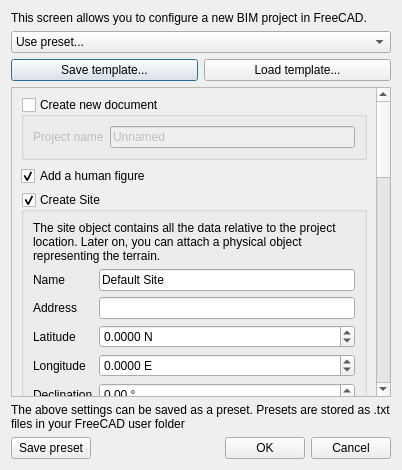
The window that src/Mod/BIM/Resources/ui/dialogProjectManager.ui (southseact-3d/fcd) describes before a commit, drawn with Qt 5.
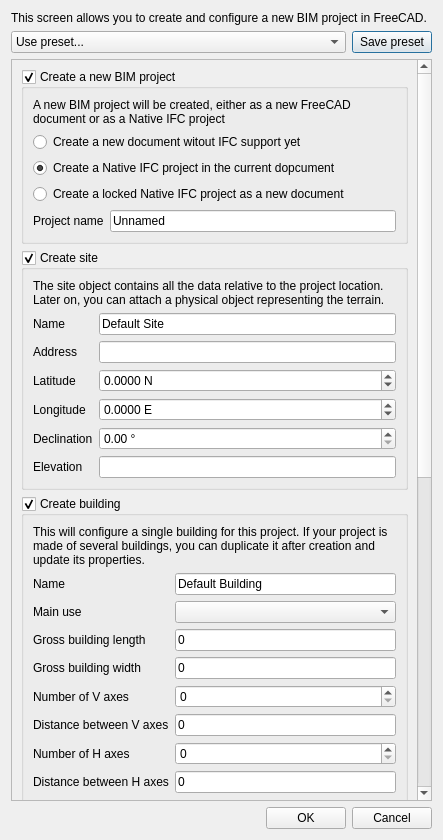
The same window after the commit. Icons and pictures are not drawn. Custom widgets are drawn as their Qt base class.

Commit message:
Bim project manager upgrade (#17909)
* BIM: NativeIFC 2D support - basic import/export + linework annotations

* BIM: NativeIFC 2D support - texts

* BIM: NativeIFC 2D support - dimensions

* BIM: NativeIFC 2D support - optimized export of FreeCAD dimensions

* BIM: NativeIFC 2D support - section planes

* BIM: NativeIFC 2D support - misc fixes cf comment #2383181661

* BIM: NativeIFC 2D support - axes

* BIM: Project manager upgrade

* BIM: Fixed rebase leftover

Diff of the .ui file:
```diff
--- a/src/Mod/BIM/Resources/ui/dialogProjectManager.ui
+++ b/src/Mod/BIM/Resources/ui/dialogProjectManager.ui
@@ -6,8 +6,8 @@
    <rect>
     <x>0</x>
     <y>0</y>
-    <width>402</width>
-    <height>470</height>
+    <width>443</width>
+    <height>840</height>
    </rect>
   </property>
   <property name="windowTitle">
@@ -17,7 +17,7 @@
    <item>
     <widget class="QLabel" name="label">
      <property name="text">
-      <string>This screen allows you to configure a new BIM project in FreeCAD.</string>
+      <string>This screen allows you to create and configure a new BIM project in FreeCAD.</string>
      </property>
      <property name="wordWrap">
       <bool>true</bool>
@@ -25,43 +25,42 @@
     </widget>
    </item>
    <item>
-    <widget class="QComboBox" name="presets">
+    <layout class="QHBoxLayout" name="horizontalLayout_4">
      <item>
-      <property name="text">
-       <string>Use preset...</string>
-      </property>
-     </item>
-    </widget>
-   </item>
-   <item>
-    <layout class="QHBoxLayout" name="horizontalLayout_3">
-     <item>
-      <widget class="QPushButton" name="buttonSaveTemplate">
+      <widget class="QComboBox" name="presets">
+       <property name="sizePolicy">
+        <sizepolicy hsizetype="MinimumExpanding" vsizetype="Fixed">
+         <horstretch>0</horstretch>
+         <verstretch>0</verstretch>
+        </sizepolicy>
+       </property>
        <property name="toolTip">
-        <string>Saves the current document as a template, including all the current BIM settings</string>
+        <string>Fill this dialog with preset values</string>
        </property>
-       <property name="text">
-        <string>Save template...</string>
-       </property>
-       <property name="icon">
-        <iconset theme="gtk-save">
-         <normaloff/>
-        </iconset>
-       </property>
+       <item>
+        <property name="text">
+         <string>Use preset...</string>
+        </property>
+       </item>
       </widget>
      </item>
      <item>
-      <widget class="QPushButton" name="buttonLoadTemplate">
+      <widget class="QPushButton" name="buttonSave">
+       <property name="sizePolicy">
+        <sizepolicy hsizetype="Minimum" vsizetype="Fixed">
+         <horstretch>0</horstretch>
+         <verstretch>0</verstretch>
+        </sizepolicy>
+       </property>
        <property name="toolTip">
-        <string>Loads the contents of a FCStd file into the active document, applying all the BIM settings stored in it if any</string>
+        <string>The settings below can be saved as a preset. Presets are stored as .txt files in your FreeCAD user folder</string>
        </property>
        <property name="text">
-        <string>Load template...</string>
+        <string>Save preset</string>
        </property>
        <property name="icon">
-        <iconset theme="gtk-open">
-         <normaloff/>
-        </iconset>
+        <iconset theme="gtk-save">
+         <normaloff>../../../../../../../.designer/backup</normaloff>../../../../../../../.designer/backup</iconset>
        </property>
       </widget>
      </item>
@@ -76,58 +75,108 @@
       <property name="geometry">
        <rect>
         <x>0</x>
-        <y>0</y>
-        <width>369</width>
-        <height>1214</height>
+        <y>-1041</y>
+        <width>428</width>
+        <height>1740</height>
        </rect>
       </property>
       <layout class="QVBoxLayout" name="verticalLayout_2">
        <item>
-        <widget class="QGroupBox" name="groupNewDocument">
+        <widget class="QGroupBox" name="groupNewProject">
+         <property name="toolTip">
+          <string>Create a new BIM project</string>
+         </property>
          <property name="title">
-          <string>Create new document</string>
+          <string>Create a new BIM project</string>
          </property>
          <property name="checkable">
           <bool>true</bool>
          </property>
          <property name="checked">
-          <bool>false</bool>
+          <bool>true</bool>
          </property>
-         <layout class="QGridLayout" name="gridLayout_3">
-          <item row="0" column="0">
-           <widget class="QLabel" name="label_18">
+         <layout class="QVBoxLayout" name="verticalLayout_4">
+          <item>
+           <widget class="QLabel" name="label_8">
             <property name="text">
-             <string>Project name</string>
+             <string>A new BIM project will be created, either as a new FreeCAD document or as a Native IFC project</string>
             </property>
-           </widget>
-          </item>
-          <item row="0" column="1">
-           <widget class="QLineEdit" name="projectName">
-            <property name="text">
-             <string>Unnamed</string>
+            <property name="wordWrap">
+             <bool>true</bool>
             </property>
            </widget>
           </item>
+          <item>
+           <layout class="QVBoxLayout" name="verticalLayout_8">
+            <item>
+             <widget class="QRadioButton" name="radioNative1">
+              <property name="toolTip">
+               <string>This will create a new FreeCAD docment that allows you to build a BIM model, but with no specific IFC structure yet. This is the most flexible option when you start working ona BIM project. You can convert this project to IFC anytime later.</string>
+              </property>
+              <property name="text">
+               <string>Create a new document witout IFC support yet</string>
+              </property>
+              <property name="checked">
+               <bool>false</bool>
+              </property>
+             </widget>
+            </item>
+            <item>
+             <widget class="QRadioButton" name="radioNative2">
+              <property name="toolTip">
+               <string>This will create an IFC project. All the BIM objects you will add to that IFC project will immediately become IFC objects. This is less flexible, but allows you to stick more strictly to the IFC standard.</string>
+              </property>
+              <property name="text">
+               <string>Create a Native IFC project in the current dopcument</string>
+              </property>
+              <property name="checked">
+               <bool>true</bool>
+              </property>
+             </widget>
+            </item>
+            <item>
+             <widget class="QRadioButton" name="radioNative3">
+              <property name="toolTip">
+               <string>The new IFC project will be created as a new FreeCAD document.  In that mode, the IFC project is the FreeCAD document, anything you create in that document becomes part of the IFC project. This is extremely restrictive as no non-IFC object can be added to the document.</string>
+              </property>
+              <property name="text">
+               <string>Create a locked Native IFC project as a new document</string>
+              </property>
+             </widget>
+            </item>
+           </layout>
+          </item>
+          <item>
+           <layout class="QHBoxLayout" name="horizontalLayout_5">
+            <item>
+             <widget class="QLabel" name="label_18">
+              <property name="text">
+               <string>Project name</string>
+              </property>
+             </widget>
+            </item>
+            <item>
+             <widget class="QLineEdit" name="projectName">
+              <property name="toolTip">
+               <string>A name for this BIM or IFC project</string>
+              </property>
+              <property name="text">
+               <string>Unnamed</string>
+              </property>
+             </widget>
+            </item>
+           </layout>
+          </item>
          </layout>
         </widget>
        </item>
-       <item>
-        <widget class="QCheckBox" name="addHumanFigure">
-         <property name="toolTip">
-          <string>If this is checked, a human figure will be added, which helps greatly to give a sense of scale when viewing the model</string>
-         </property>
-         <property name="text">
-          <string>Add a human figure</string>
-         </property>
-         <property name="checked">
-          <bool>true</bool>
-         </property>
-        </widget>
-       </item>
        <item>
         <widget class="QGroupBox" name="groupSite">
+         <property name="toolTip">
+          <string>Create a new site</string>
+         </property>
          <property name="title">
-          <string>Create Site</string>
+          <string>Create site</string>
          </property>
          <property name="flat">
           <bool>false</bool>
@@ -150,17 +199,20 @@
            <layout class="QGridLayout" name="gridLayout">
             <item row="3" column="1">
              <widget class="QDoubleSpinBox" name="siteLongitude">
+              <property name="toolTip">
+               <string>The East longitude of this site</string>
+              </property>
               <property name="suffix">
                <string> E</string>
               </property>
               <property name="decimals">
                <number>4</number>
               </property>
+              <property name="minimum">
+               <double>-180.000000000000000</double>
+              </property>
               <property name="maximum">
-                <double>180.0</double>
-                </property>
-                <property name="minimum">
-                <double>-180.0</double>
+               <double>180.000000000000000</double>
               </property>
              </widget>
             </item>
@@ -180,6 +232,9 @@
             </item>
             <item row="0" column="1">
              <widget class="QLineEdit" name="siteName">
+              <property name="toolTip">
+               <string>A name for this site</string>
+              </property>
               <property name="text">
                <string>Default Site</string>
               </property>
@@ -194,6 +249,9 @@
             </item>
             <item row="5" column="1">
              <widget class="QDoubleSpinBox" name="siteDeviation">
+              <property name="toolTip">
+               <string>The difference between the up direction of this site and the true North direction</string>
+              </property>
               <property name="suffix">
                <string> °</string>
               </property>
@@ -211,13 +269,20 @@
             </item>
             <item row="6" column="1">
              <widget class="Gui::InputField" name="siteElevation">
+              <property name="toolTip">
+               <string>The elevation of this site</string>
+              </property>
               <property name="unit" stdset="0">
                <string notr="true"/>
               </property>
              </widget>
             </item>
             <item row="1" column="1">
-             <widget class="QLineEdit" name="siteAddress"/>
+             <widget class="QLineEdit" name="siteAddress">
+              <property name="toolTip">
+               <string>The physical (postal) address of this site</string>
+              </property>
+             </widget>
             </item>
             <item row="1" column="0">
              <widget class="QLabel" name="label_2">
@@ -235,17 +300,20 @@
             </item>
             <item row="2" column="1">
              <widget class="QDoubleSpinBox" name="siteLatitude">
+              <property name="toolTip">
+               <string>The North latitude of this site</string>
+              </property>
               <property name="suffix">
                <string> N</string>
               </property>
               <property name="decimals">
                <number>4</number>
               </property>
-              <property name="maximum">
-               <double>90.0</double>
-              </property>
               <property name="minimum">
-               <double>-90.0</double>
+               <double>-90.000000000000000</double>
+              </property>
+              <property name="maximum">
+               <double>90.000000000000000</double>
               </property>
              </widget>
             </item>
@@ -256,8 +324,11 @@
        </item>
        <item>
         <widget class="QGroupBox" name="groupBuilding">
+         <property name="toolTip">
+          <string>Create a new building</string>
+         </property>
          <property name="title">
-          <string>Create Building</string>
+          <string>Create building</string>
          </property>
          <property name="checkable">
           <bool>true</bool>
@@ -332,6 +403,9 @@
                 <height>16777215</height>
                </size>
               </property>
+              <property name="toolTip">
+               <string>The main use of this building</string>
+              </property>
               <property name="sizeAdjustPolicy">
                <enum>QComboBox::AdjustToMinimumContentsLength</enum>
               </property>
@@ -352,6 +426,9 @@
             </item>
             <item row="7" column="1">
              <widget class="QSpinBox" name="countVAxes">
+              <property name="toolTip">
+               <string>Number of vertical axes</string>
+              </property>
               <property name="value">
                <number>0</number>
               </property>
@@ -366,6 +443,9 @@
             </item>
             <item row="9" column="1">
              <widget class="QSpinBox" name="countHAxes">
+              <property name="toolTip">
+               <string>Number of horizontal axes</string>
+              </property>
               <property name="value">
                <number>0</number>
               </property>
@@ -373,8 +453,11 @@
             </item>
             <item row="5" column="1">
              <widget class="Gui::InputField" name="buildingWidth">
+              <property name="toolTip">
+               <string>An estimate building width. Keep 0 if you don't want to specify this now</string>
+              </property>
               <property name="text">
-               <string>0 </string>
+               <string>0</string>
               </property>
               <property name="unit" stdset="0">
                <string notr="true"/>
@@ -383,6 +466,9 @@
             </item>
             <item row="13" column="1">
              <widget class="QSpinBox" name="lineWidth">
+              <property name="toolTip">
+               <string>The line width of axes</string>
+              </property>
               <property name="value">
                <number>2</number>
               </property>
@@ -390,8 +476,11 @@
             </item>
             <item row="8" column="1">
              <widget class="Gui::InputField" name="distVAxes">
+              <property name="toolTip">
+               <string>Distance between vertical axes</string>
+              </property>
               <property name="text">
-               <string>0 </string>
+               <string>0</string>
               </property>
               <property name="unit" stdset="0">
                <string notr="true"/>
@@ -400,8 +489,11 @@
             </item>
             <item row="4" column="1">
              <widget class="Gui::InputField" name="buildingLength">
+              <property name="toolTip">
+               <string>An estimate building length. Keep 0 if you don't want to specify this now</string>
+              </property>
               <property name="text">
-               <string>0 </string>
+               <string>0</string>
               </property>
               <property name="unit" stdset="0">
                <string notr="true"/>
@@ -410,6 +502,9 @@
             </item>
             <item row="10" column="1">
              <widget class="Gui::InputField" name="distHAxes">
+              <property name="toolTip">
+               <string>Distance between horizontal axes</string>
+              </property>
               <property name="text">
                <string>0 </string>
               </property>
@@ -427,6 +522,9 @@
             </item>
             <item row="14" column="1">
              <widget class="Gui::ColorButton" name="lineColor">
+              <property name="toolTip">
+               <string>The color of axes</string>
+              </property>
               <property name="color">
                <color>
                 <red>33</red>
@@ -448,16 +546,54 @@
          </layout>
         </widget>
        </item>
+       <item>
+        <widget class="QGroupBox" name="addHumanFigure">
+         <property name="toolTip">
+          <string>Add a human figure to the document</string>
+         </property>
+         <property name="title">
+          <string>Add a human figure</string>
+         </property>
+         <property name="checkable">
+          <bool>true</bool>
+         </property>
+         <layout class="QVBoxLayout" name="verticalLayout_7">
+          <item>
+           <widget class="QLabel" name="label_10">
+            <property name="text">
+             <string>A human figure will be added to the document, which helps giving a sense of scale</string>
+            </property>
+            <property name="wordWrap">
+             <bool>true</bool>
+            </property>
+           </widget>
+          </item>
+         </layout>
+        </widget>
+       </item>
        <item>
         <widget class="QGroupBox" name="groupBox">
          <property name="title">
           <string>Levels</string>
          </property>
          <layout class="QVBoxLayout" name="verticalLayout_6">
+          <item>
+           <widget class="QLabel" name="label_9">
+            <property name="text">
+             <string>BIM projects are typically organized into levels, that represents the different storeys of a building. Although it is not mandatory to work with levels in FreeCAD, you can set up default levels here</string>
+            </property>
+            <property name="wordWrap">
+             <bool>true</bool>
+            </property>
+           </widget>
+          </item>
           <item>
            <layout class="QGridLayout" name="gridLayout_5">
             <item row="0" column="1">
              <widget class="QSpinBox" name="countLevels">
+              <property name="toolTip">
+               <string>The number of levels to create</string>
+              </property>
               <property name="singleStep">
                <number>1</number>
               </property>
@@ -475,6 +611,9 @@
             </item>
             <item row="1" column="1">
              <widget class="Gui::InputField" name="levelHeight">
+              <property name="toolTip">
+               <string>The vertical distance between each level</string>
+              </property>
               <property name="text">
                <string>0 </string>
               </property>
@@ -492,29 +631,21 @@
             </item>
            </layout>
           </item>
-          <item>
-           <widget class="QCheckBox" name="levelsAxis">
-            <property name="text">
-             <string>Bind levels to vertical axes</string>
-            </property>
-           </widget>
-          </item>
-          <item>
-           <widget class="QCheckBox" name="levelsWP">
-            <property name="text">
-             <string>Define a working plane for each level</string>
-            </property>
-           </widget>
-          </item>
           <item>
            <widget class="QLabel" name="label_34">
             <property name="text">
-             <string>Default groups to be added to each level</string>
+             <string>Default groups to be added to each level. Defautl groups such as walls, windows,... are useful to organize the different building elements inside a level</string>
+            </property>
+            <property name="wordWrap">
+             <bool>true</bool>
             </property>
            </widget>
           </item>
           <item>
            <widget class="QListWidget" name="groupsList">
+            <property name="toolTip">
+             <string>A list of grouls to add under each level</string>
+            </property>
             <property name="dragEnabled">
              <bool>true</bool>
             </property>
@@ -530,25 +661,29 @@
            <layout class="QHBoxLayout" name="horizontalLayout">
             <item>
              <widget class="QPushButton" name="buttonAdd">
+              <property name="toolTip">
+               <string>Add a new group</string>
+              </property>
               <property name="text">
                <string>Add</string>
               </property>
               <property name="icon">
                <iconset theme="add">
-                <normaloff/>
-               </iconset>
+                <normaloff>../../../../../../../.designer/backup</normaloff>../../../../../../../.designer/backup</iconset>
               </property>
              </widget>
             </item>
             <item>
              <widget class="QPushButton" name="buttonDel">
+              <property name="toolTip">
+               <string>Delete a selected group</string>
+              </property>
               <property name="text">
                <string>Del</string>
               </property>
               <property name="icon">
                <iconset theme="remove">
-                <normaloff/>
-               </iconset>
+                <normaloff>../../../../../../../.designer/backup</normaloff>../../../../../../../.designer/backup</iconset>
               </property>
              </widget>
             </item>
@@ -561,30 +696,8 @@
      </widget>
     </widget>
    </item>
-   <item>
-    <widget class="QLabel" name="label_35">
-     <property name="text">
-      <string>The above settings can be saved as a preset. Presets are stored as .txt files in your FreeCAD user folder</string>
-     </property>
-     <property name="wordWrap">
-      <bool>true</bool>
-     </property>
-    </widget>
-   </item>
    <item>
     <layout class="QHBoxLayout" name="horizontalLayout_2">
-     <item>
-      <widget class="QPushButton" name="buttonSave">
-       <property name="text">
-        <string>Save preset</string>
-       </property>
-       <property name="icon">
-        <iconset theme="gtk-save">
-         <normaloff/>
-        </iconset>
-       </property>
-      </widget>
-     </item>
      <item>
       <spacer name="horizontalSpacer">
        <property name="orientation">
@@ -600,25 +713,29 @@
      </item>
      <item>
       <widget class="QPushButton" name="buttonOK">
+       <property name="toolTip">
+        <string>Accept the values fo this form</string>
+       </property>
        <property name="text">
         <string>OK</string>
        </property>
        <property name="icon">
         <iconset theme="gtk-ok">
-         <normaloff/>
-        </iconset>
+         <normaloff>../../../../../../../.designer/backup</normaloff>../../../../../../../.designer/backup</iconset>
        </property>
       </widget>
      </item>
      <item>
       <widget class="QPushButton" name="buttonCancel">
+       <property name="toolTip">
+        <string>Cancel</string>
+       </property>
        <property name="text">
         <string>Cancel</string>
        </property>
        <property name="icon">
         <iconset theme="gtk-cancel">
-         <normaloff/>
-        </iconset>
+         <normaloff>../../../../../../../.designer/backup</normaloff>../../../../../../../.designer/backup</iconset>
        </property>
       </widget>
      </item>
```
Left out of the diff: 37 changed lines with no effect on the pictures. The commit also changes 8 other files.
